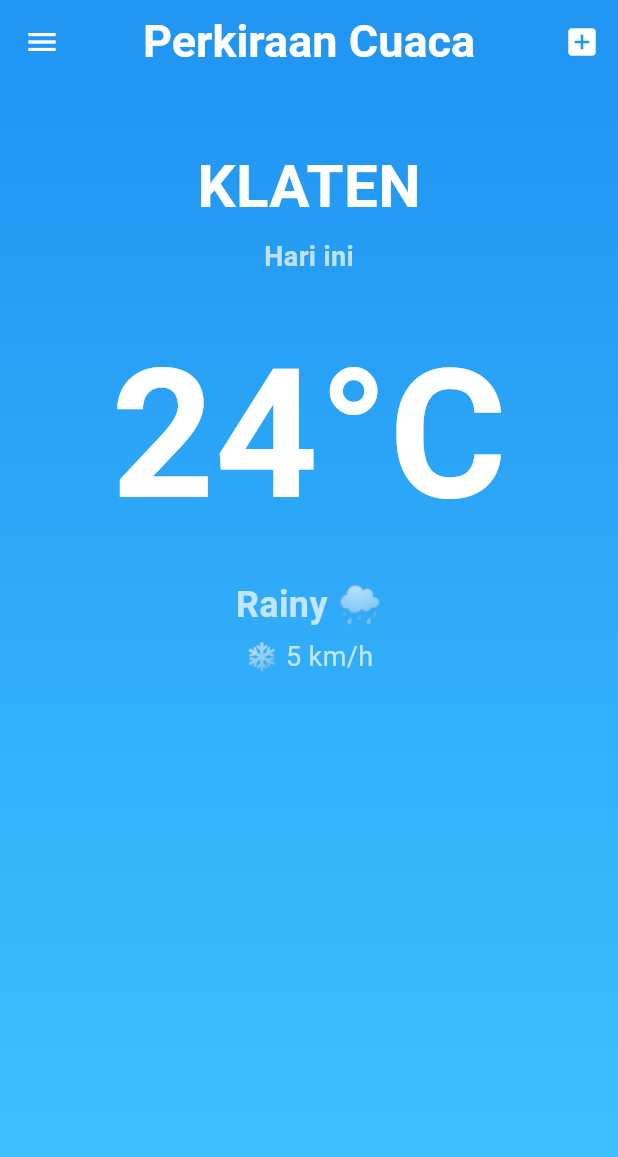
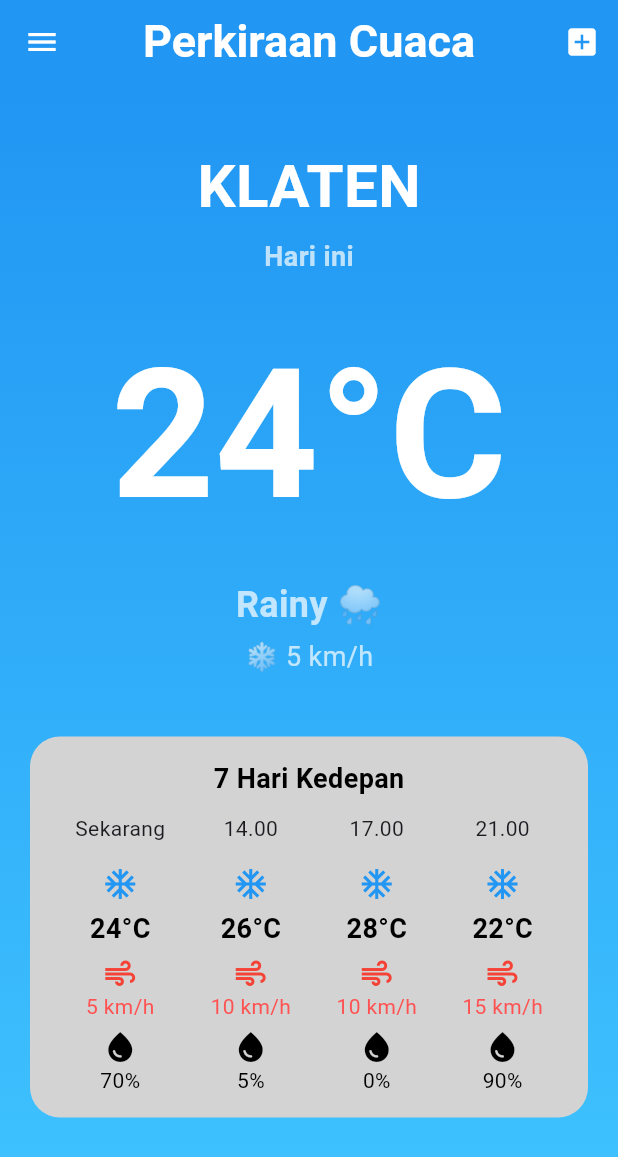
Before and after one commit to giant-paw/BasicLayout_0105, a Flutter app: the screen it shows after launch, on a phone screen of 412 x 824 dp. Shown: the top 1157 px of the screen. Run offline on Flutter 3.47's test engine with Material 3 defaults, Android fonts, the phone set to English and light mode, and no system bars.

Commit message:
membuat column dan row untuk menampilkan teks cuaca

```diff
--- a/lib/main.dart
+++ b/lib/main.dart
@@ -78,6 +78,97 @@
               "\u2744 5 km/h",
               style: TextStyle(fontSize: 18, color: Colors.white70),
             ),
+
+            const SizedBox(height: 40,),
+            Container(
+              margin: const EdgeInsets.symmetric(horizontal: 20),
+              padding: const EdgeInsets.all(15),
+              decoration: BoxDecoration(
+                color: const Color.fromARGB(255, 211, 211, 211),
+                borderRadius: BorderRadius.circular(20),
+              ),
+
+              child: Column(
+                children: [
+                  const Text(
+                    "7 Hari Kedepan",
+                    style: TextStyle(fontSize: 18, fontWeight: FontWeight.bold, color: Colors.black),
+                    ),
+
+                  const SizedBox(height: 10),
+                  Row(
+                    mainAxisAlignment: MainAxisAlignment.spaceAround,
+                    children: [
+                      Column(
+                        children: const [
+                          Text("Sekarang"),
+                          SizedBox(height: 15),
+                          Icon(Icons.ac_unit, color: Colors.blue,),
+                          SizedBox(height: 5),
+                          Text("24°C", style: TextStyle(fontSize: 18, fontWeight: FontWeight.bold, color: Colors.black)),
+                          SizedBox(height: 5),
+                          Icon(Icons.air, color: Colors.red),
+                          Text("5 km/h", style: TextStyle(color: Colors.redAccent, fontSize: 14)),
+                          SizedBox(height: 5),
+                          Icon(Icons.water_drop, color: Colors.black),
+                          Text("70%", style: TextStyle(color: Colors.black, fontSize: 14)),
+                        ],
+                      ),
+
+                      Column(
+                        children: const [
+                          Text("14.00"),
+                          SizedBox(height: 15),
+                          Icon(Icons.ac_unit, color: Colors.blue),
+                          SizedBox(height: 5),
+                          Text("26°C", style: TextStyle(fontSize: 18, fontWeight: FontWeight.bold, color: Colors.black)),
+                          SizedBox(height: 5),
+                          Icon(Icons.air, color: Colors.red),
+                          Text("10 km/h", style: TextStyle(color: Colors.redAccent, fontSize: 14)),
+                          SizedBox(height: 5),
+                          Icon(Icons.water_drop, color: Colors.black),
+                          Text("5%", style: TextStyle(color: Colors.black, fontSize: 14)),
+                        ],
+                      ),
+
+                      Column(
+                        children: const [
+                          Text("17.00"),
+                          SizedBox(height: 15),
+                          Icon(Icons.ac_unit, color: Colors.blue),
+                          SizedBox(height: 5),
+                          Text("28°C", style: TextStyle(fontSize: 18, fontWeight: FontWeight.bold, color: Colors.black)),
+                          SizedBox(height: 5),
+                          Icon(Icons.air, color: Colors.red),
+                          Text("10 km/h", style: TextStyle(color: Colors.redAccent, fontSize: 14)),
+                          SizedBox(height: 5),
+                          Icon(Icons.water_drop, color: Colors.black),
+                          Text("0%", style: TextStyle(color: Colors.black, fontSize: 14)),
+                        ],
+                      ),
+
+                      Column(
+                        children: const [
+                          Text("21.00"),
+                          SizedBox(height: 15),
+                          Icon(Icons.ac_unit, color: Colors.blue),
+                          SizedBox(height: 5),
+                          Text("22°C", style: TextStyle(fontSize: 18, fontWeight: FontWeight.bold, color: Colors.black)),
+                          SizedBox(height: 5),
+                          Icon(Icons.air, color: Colors.red),
+                          Text("15 km/h", style: TextStyle(color: Colors.redAccent, fontSize: 14)),
+                          SizedBox(height: 5),
+                          Icon(Icons.water_drop, color: Colors.black),
+                          Text("90%", style: TextStyle(color: Colors.black, fontSize: 14)),
+                        ],
+                      ),
+
+                    ],
+                  )
+                ],
+              ),
+
+            )
           ],
         ),
       ),
```
